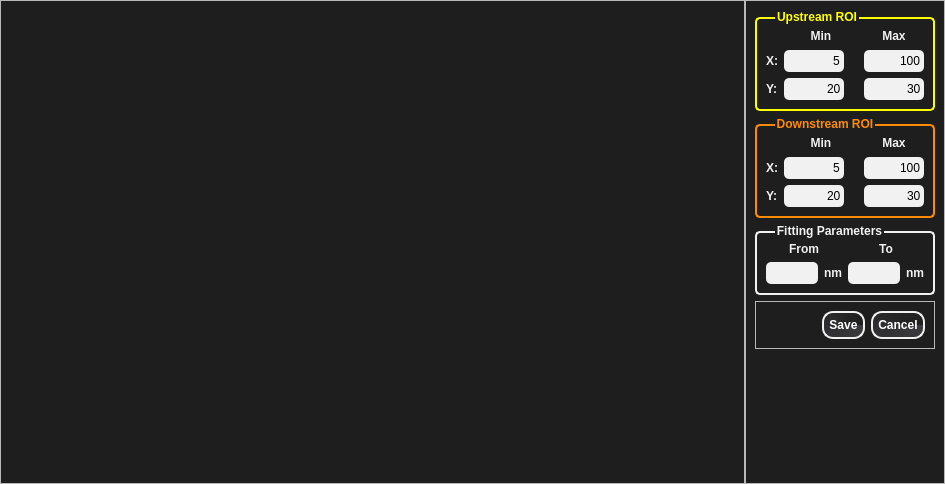
Above: T-Rax/UIFiles/T_Rax_ROI_Selector.ui from CPrescher/T-rax before the change. Below: the same form after it.
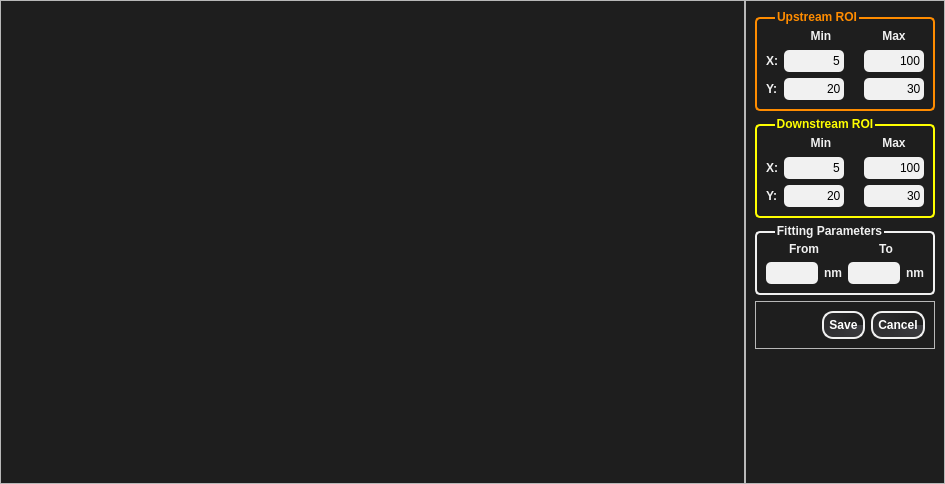
That is the form after the change.

Commit message: Added Settings seciont to GUI implementation still missing

The edit to the form file:
```diff
--- a/T-Rax/UIFiles/T_Rax_ROI_Selector.ui
+++ b/T-Rax/UIFiles/T_Rax_ROI_Selector.ui
@@ -60,11 +60,11 @@
      left: 20px;
 }
 
-#upstream_roi_box{
+#downstream_roi_box{
 	color:  rgba(255,255,0,255);
 	border: 2px solid rgba(255,255,0,255);
 }
-#downstream_roi_box {
+#upstream_roi_box {
 	color: rgba(255,140,0,255);
 	border: 2px solid rgba(255,140,0,255);
 }
```
The commit also changes 6 other files.
